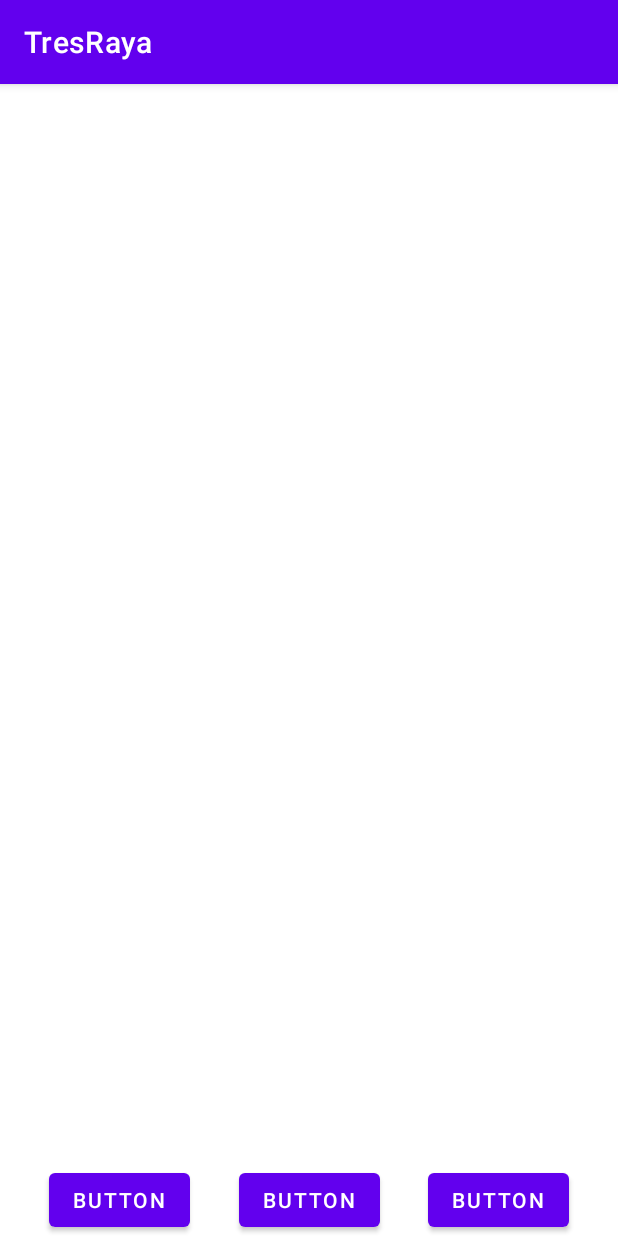
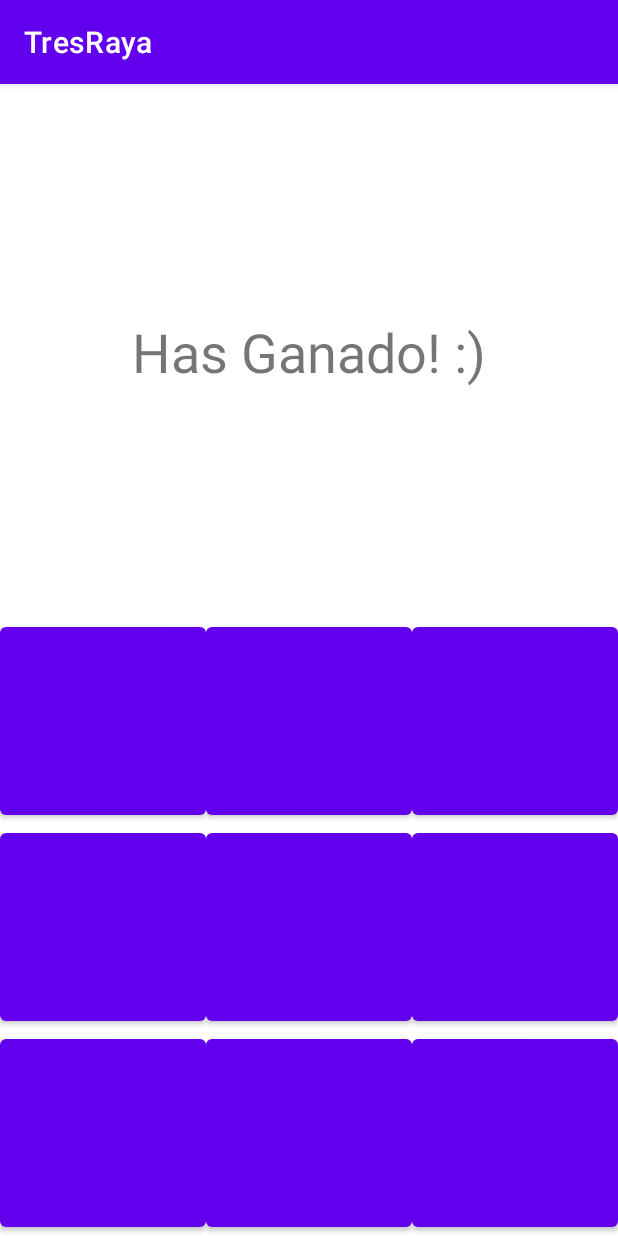
Before and after one commit to johanSantoss/TresRaya, an Android app: the screen it shows after launch (MainActivity), on a phone screen of 412 x 824 dp. Run offline under Robolectric (Android 15) with nearby library versions, the phone set to English and light mode, and no system bars.

Commit message:
- structure - add string's

```diff
--- a/app/src/main/res/layout/activity_main.xml
+++ b/app/src/main/res/layout/activity_main.xml
@@ -7,33 +7,104 @@
     tools:context=".MainActivity">
 
     <Button
-        android:id="@+id/button"
-        android:layout_width="wrap_content"
-        android:layout_height="wrap_content"
-        android:text="Button"
-        app:layout_constraintBottom_toBottomOf="parent"
-        app:layout_constraintEnd_toStartOf="@+id/button3"
+        android:id="@+id/btn5"
+        android:layout_width="0dp"
+        android:layout_height="0dp"
+        app:layout_constraintBottom_toTopOf="@+id/btn8"
+        app:layout_constraintDimensionRatio="w,1:1"
+        app:layout_constraintEnd_toStartOf="@+id/btn6"
         app:layout_constraintHorizontal_bias="0.5"
-        app:layout_constraintStart_toEndOf="@+id/button2" />
+        app:layout_constraintStart_toEndOf="@+id/btn4" />
 
     <Button
-        android:id="@+id/button2"
-        android:layout_width="wrap_content"
-        android:layout_height="wrap_content"
-        android:text="Button"
+        android:id="@+id/btn8"
+        android:layout_width="0dp"
+        android:layout_height="0dp"
         app:layout_constraintBottom_toBottomOf="parent"
-        app:layout_constraintEnd_toStartOf="@+id/button"
+        app:layout_constraintDimensionRatio="w,1:1"
+        app:layout_constraintEnd_toStartOf="@+id/btn9"
+        app:layout_constraintHorizontal_bias="0.5"
+        app:layout_constraintStart_toEndOf="@+id/btn7" />
+
+    <Button
+        android:id="@+id/btn7"
+        android:layout_width="0dp"
+        android:layout_height="0dp"
+        app:layout_constraintBottom_toBottomOf="parent"
+        app:layout_constraintDimensionRatio="w,1:1"
+        app:layout_constraintEnd_toStartOf="@+id/btn8"
         app:layout_constraintHorizontal_bias="0.5"
         app:layout_constraintStart_toStartOf="parent" />
 
     <Button
-        android:id="@+id/button3"
+        android:id="@+id/btn9"
+        android:layout_width="0dp"
+        android:layout_height="0dp"
+        app:layout_constraintBottom_toBottomOf="parent"
+        app:layout_constraintDimensionRatio="w,1:1"
+        app:layout_constraintEnd_toEndOf="parent"
+        app:layout_constraintHorizontal_bias="0.5"
+        app:layout_constraintStart_toEndOf="@+id/btn8" />
+
+    <Button
+        android:id="@+id/btn4"
+        android:layout_width="0dp"
+        android:layout_height="0dp"
+        app:layout_constraintBottom_toTopOf="@+id/btn7"
+        app:layout_constraintDimensionRatio="w,1:1"
+        app:layout_constraintEnd_toStartOf="@+id/btn5"
+        app:layout_constraintHorizontal_bias="0.5"
+        app:layout_constraintStart_toStartOf="parent" />
+
+    <Button
+        android:id="@+id/btn6"
+        android:layout_width="0dp"
+        android:layout_height="0dp"
+        app:layout_constraintBottom_toTopOf="@+id/btn9"
+        app:layout_constraintDimensionRatio="w,1:1"
+        app:layout_constraintEnd_toEndOf="parent"
+        app:layout_constraintHorizontal_bias="0.5"
+        app:layout_constraintStart_toEndOf="@+id/btn5" />
+
+    <Button
+        android:id="@+id/btn1"
+        android:layout_width="0dp"
+        android:layout_height="0dp"
+        app:layout_constraintBottom_toTopOf="@+id/btn4"
+        app:layout_constraintDimensionRatio="w,1:1"
+        app:layout_constraintEnd_toStartOf="@+id/btn2"
+        app:layout_constraintHorizontal_bias="0.5"
+        app:layout_constraintStart_toStartOf="parent" />
+
+    <Button
+        android:id="@+id/btn3"
+        android:layout_width="0dp"
+        android:layout_height="0dp"
+        app:layout_constraintBottom_toTopOf="@+id/btn6"
+        app:layout_constraintDimensionRatio="w,1:1"
+        app:layout_constraintEnd_toEndOf="parent"
+        app:layout_constraintHorizontal_bias="0.5"
+        app:layout_constraintStart_toEndOf="@+id/btn2" />
+
+    <Button
+        android:id="@+id/btn2"
+        android:layout_width="0dp"
+        android:layout_height="0dp"
+        app:layout_constraintBottom_toTopOf="@+id/btn5"
+        app:layout_constraintDimensionRatio="w,1:1"
+        app:layout_constraintEnd_toStartOf="@+id/btn3"
+        app:layout_constraintHorizontal_bias="0.5"
+        app:layout_constraintStart_toEndOf="@+id/btn1" />
+
+    <TextView
+        android:id="@+id/textView"
         android:layout_width="wrap_content"
         android:layout_height="wrap_content"
-        android:text="Button"
-        app:layout_constraintBottom_toBottomOf="parent"
+        android:text="@string/win"
+        android:textSize="36sp"
+        app:layout_constraintBottom_toTopOf="@+id/btn2"
         app:layout_constraintEnd_toEndOf="parent"
-        app:layout_constraintHorizontal_bias="0.5"
-        app:layout_constraintStart_toEndOf="@+id/button" />
+        app:layout_constraintStart_toStartOf="parent"
+        app:layout_constraintTop_toTopOf="parent" />
 
 </androidx.constraintlayout.widget.ConstraintLayout>
--- a/app/src/main/res/values/strings.xml
+++ b/app/src/main/res/values/strings.xml
@@ -1,3 +1,6 @@
 <resources>
     <string name="app_name">TresRaya</string>
+    <string name="win">Has Ganado! :)</string>
+    <string name="lost">Has Perdido... :(</string>
+    <string name="tie">Empate.. Agridulce!</string>
 </resources>
```
